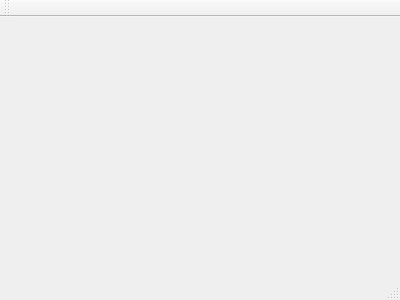
First picture: the form in viewer/vibeswindow.ui, repository ENSTABretagneRobotics/VIBES, before the edit.
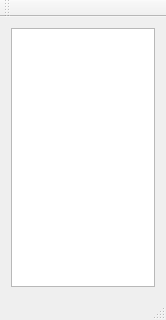
Second picture: the form after the edit.

Commit message: VIBes viewer: Figure2D displays scale. Figures are created as windows. Tree-view of the figures in the main window.

The edit to the form file:
```diff
--- a/viewer/vibeswindow.ui
+++ b/viewer/vibeswindow.ui
@@ -6,14 +6,24 @@
    <rect>
     <x>0</x>
     <y>0</y>
-    <width>400</width>
-    <height>300</height>
+    <width>166</width>
+    <height>320</height>
    </rect>
   </property>
   <property name="windowTitle">
    <string>VibesWindow</string>
   </property>
-  <widget class="QWidget" name="centralWidget"/>
+  <widget class="QWidget" name="centralWidget">
+   <layout class="QVBoxLayout" name="verticalLayout">
+    <item>
+     <widget class="QTreeView" name="treeView">
+      <property name="rootIsDecorated">
+       <bool>false</bool>
+      </property>
+     </widget>
+    </item>
+   </layout>
+  </widget>
   <widget class="QMenuBar" name="menuBar">
    <property name="geometry">
     <rect>
```
Left out of the diff: 6 changed lines with no effect on the pictures. The commit also changes 8 other files.
